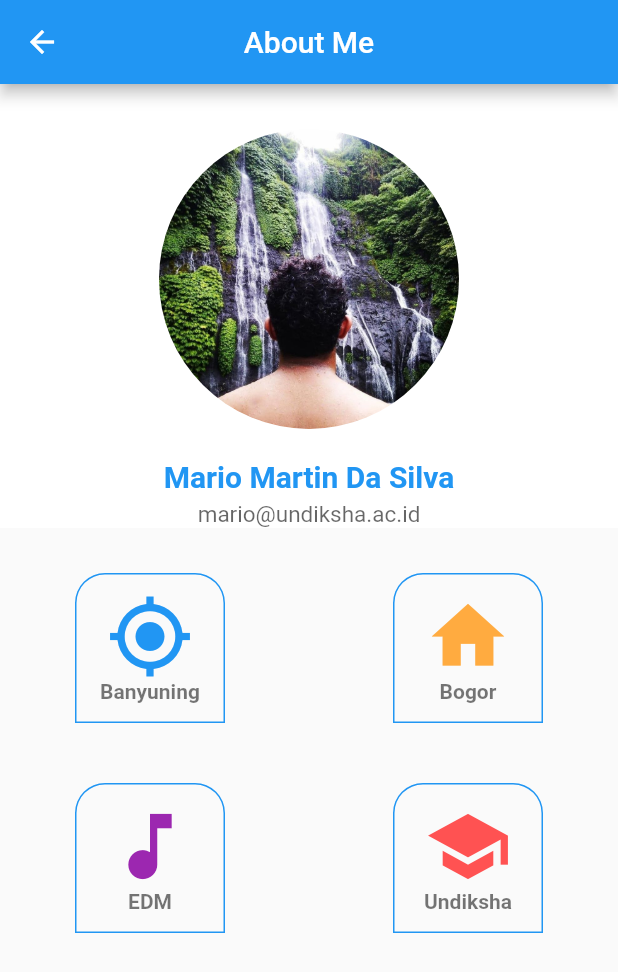
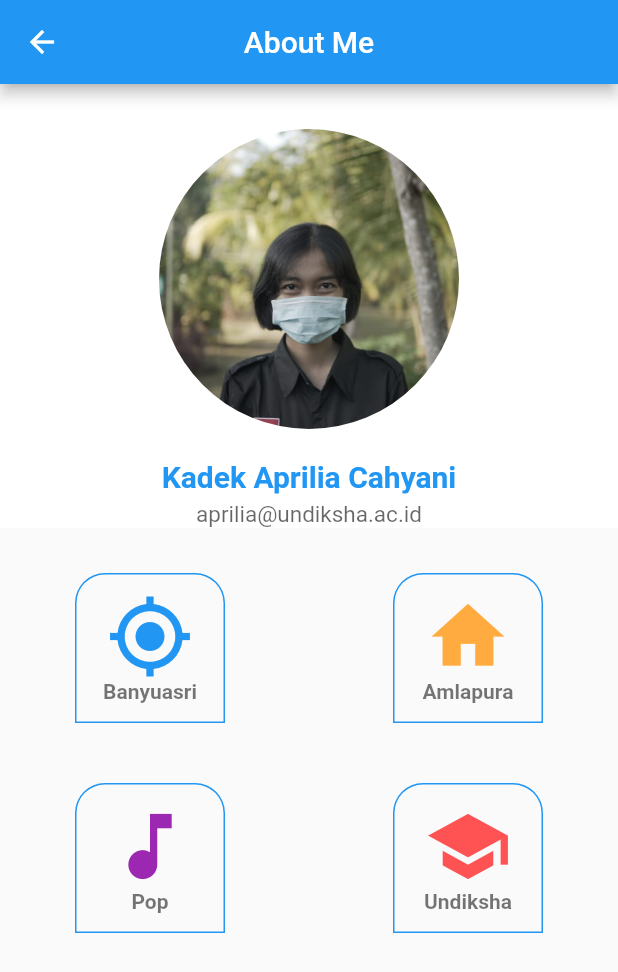
Before and after one commit to aprilia922/flutter-bmi, a Flutter app: the MyProfil screen opened by its route, on a phone screen of 412 x 824 dp. Shown: the top 972 px of the screen. Run offline on Flutter 3.47's test engine with Material 2 defaults, Android fonts, the phone set to English and light mode, and no system bars.

Commit message:
first commi

```diff
--- a/lib/about_me.dart
+++ b/lib/about_me.dart
@@ -26,7 +26,7 @@ class MyProfil extends StatelessWidget {
                         width: 200,
                         decoration: BoxDecoration(
                             borderRadius: BorderRadius.circular(100),
-                            image: DecorationImage(image: AssetImage('images/mario.jpg'),
+                            image: DecorationImage(image: AssetImage('images/april.jpeg'),
                                 fit: BoxFit.cover
                             )
                         ),
@@ -43,7 +43,7 @@ class MyProfil extends StatelessWidget {
 
                 children: <Widget>[
                   SizedBox(height: 20),
-                  Text('Mario Martin Da Silva',
+                  Text('Kadek Aprilia Cahyani',
                     style: TextStyle(
                       fontWeight: FontWeight.bold,
                       fontSize: 20,
@@ -56,7 +56,7 @@ class MyProfil extends StatelessWidget {
                   Row(
                     mainAxisAlignment: MainAxisAlignment.center,
                     children: <Widget>[
-                      Text('mario@undiksha.ac.id',
+                      Text('aprilia@undiksha.ac.id',
                         style: TextStyle(
                             fontSize: 15,
                             color: Colors.black.withOpacity(0.6)
@@ -94,7 +94,7 @@ class MyProfil extends StatelessWidget {
                                 Icon(Icons.my_location,
                                     color: Colors.blue,
                                     size: 58),
-                                Text('Banyuning',
+                                Text('Banyuasri',
                                   style: TextStyle
                                     (color: Colors.black54,
                                       fontWeight: FontWeight.bold
@@ -118,7 +118,7 @@ class MyProfil extends StatelessWidget {
                             child: Column(
                               children: <Widget>[
                                 Icon(Icons.home, color: Colors.orangeAccent, size: 58,),
-                                Text('Bogor', style: TextStyle
+                                Text('Amlapura', style: TextStyle
                                   (color: Colors.black54,
                                     fontWeight: FontWeight.bold
                                 ),
@@ -153,7 +153,7 @@ class MyProfil extends StatelessWidget {
                             child: Column(
                               children: <Widget>[
                                 Icon(Icons.music_note,color: Colors.purple, size: 58,),
-                                Text('EDM', style: TextStyle
+                                Text('Pop', style: TextStyle
                                   (color: Colors.black54,
                                     fontWeight: FontWeight.bold
                                 ),
--- a/pubspec.yaml
+++ b/pubspec.yaml
@@ -43,7 +43,7 @@ flutter:
   # To add assets to your application, add an assets section, like this:
   assets:
   - images/bmi.jpg
-  - images/mario.jpg
+  - images/april.jpeg
 
   # An image asset can refer to one or more resolution-specific "variants", see
   # https://flutter.dev/assets-and-images/#resolution-aware.
```
Also changed, not shown: images/april.jpeg (added), images/mario.jpg (deleted).
